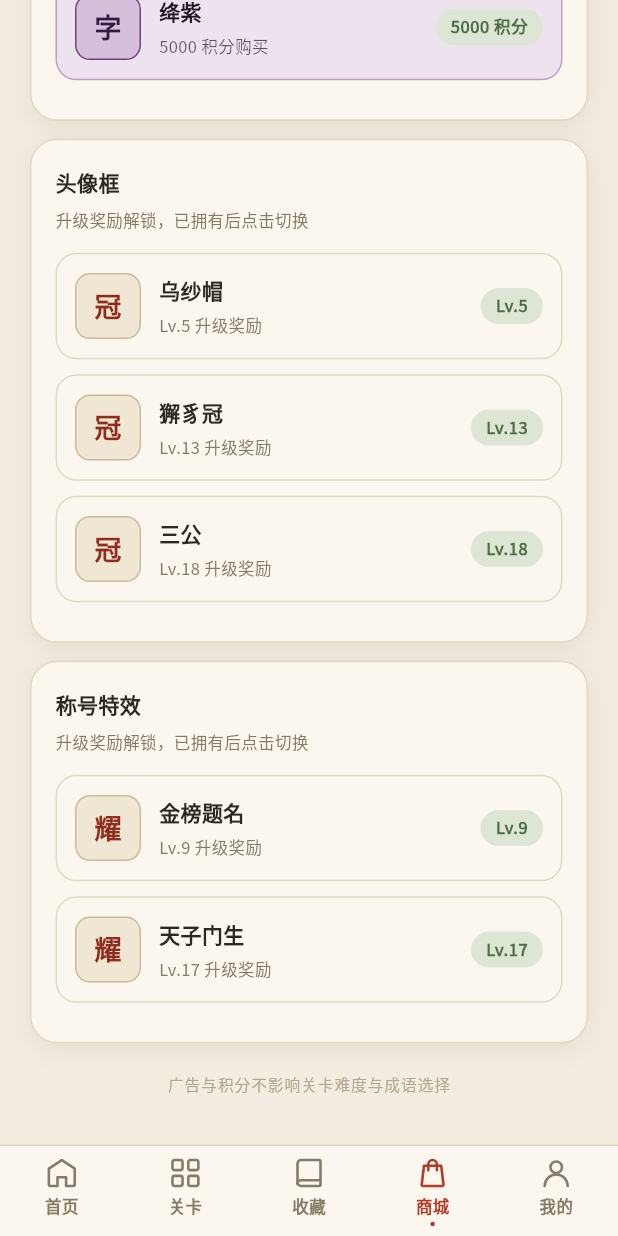
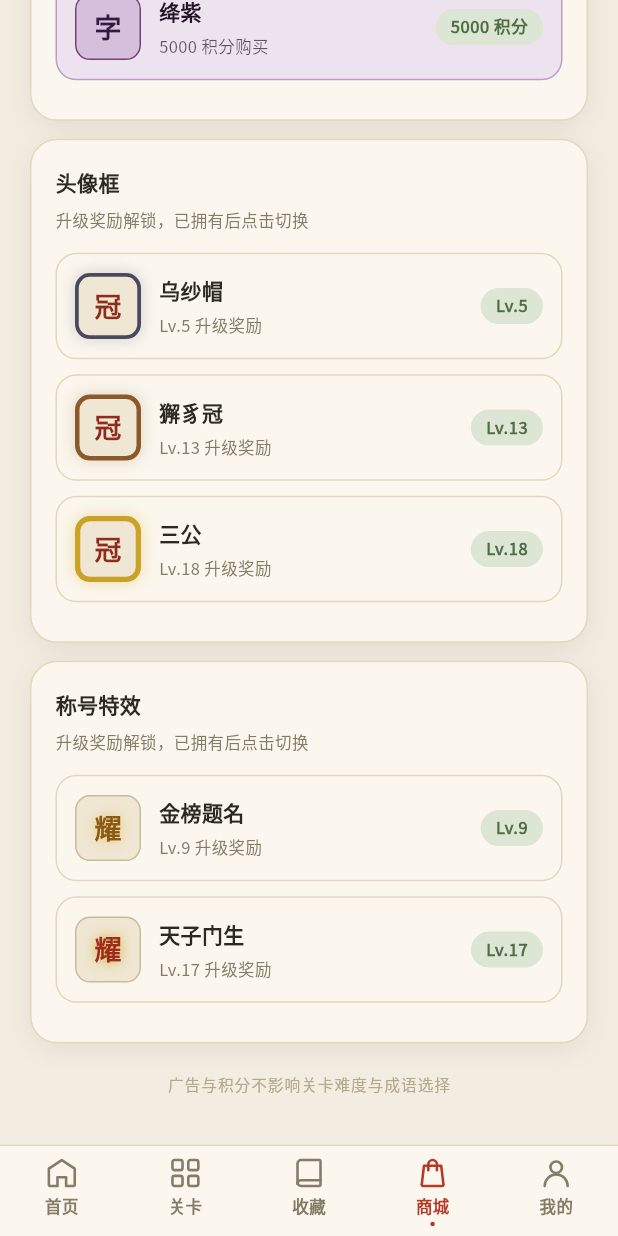
Before and after one commit to warrior2005/idiom_crossword, a Flutter app: the screen it shows after launch, item 4 of the bottom bar chosen, scrolled down 1728 dp, on a phone screen of 412 x 824 dp. Run offline on Flutter 3.47's test engine with Material 3 defaults, Android fonts, the phone set to English and light mode, and no system bars; our stand-ins replace audioplayers, drift, flutter_riverpod, flutter_svg, google_mobile_ads, logger; missing offline and left inert: app_tracking_transparency, games_services, sqlite3; accounts and stored records are empty; generated files the repository leaves out were written again; Roboto replaces fonts that are missing (Noto Serif SC); statements that could not run were skipped.

Commit message:
商城头像框与称号特效预览效果

```diff
--- a/lib/src/ui/screens/shop_screen.dart
+++ b/lib/src/ui/screens/shop_screen.dart
@@ -821,6 +821,7 @@ class _FramesCard extends StatelessWidget {
           _DecoTile(
             glyph: '冠',
             name: frame.name,
+            frameDef: frame,
             statusText: active == frame.id
                 ? '使用中'
                 : owned.contains('avatar_frame_${frame.id}')
@@ -857,6 +858,7 @@ class _EffectsCard extends StatelessWidget {
           _DecoTile(
             glyph: '耀',
             name: effect.name,
+            effectDef: effect,
             statusText: active == effect.id
                 ? '使用中'
                 : owned.contains('title_effect_${effect.id}')
@@ -904,6 +906,8 @@ class _DecoCard extends StatelessWidget {
 class _DecoTile extends StatelessWidget {
   final String glyph;
   final String name;
+  final AvatarFrameDef? frameDef;
+  final TitleEffectDef? effectDef;
   final String statusText;
   final bool isActive;
   final bool isOwned;
@@ -912,6 +916,8 @@ class _DecoTile extends StatelessWidget {
   const _DecoTile({
     required this.glyph,
     required this.name,
+    this.frameDef,
+    this.effectDef,
     required this.statusText,
     required this.isActive,
     required this.isOwned,
@@ -921,6 +927,8 @@ class _DecoTile extends StatelessWidget {
 
   @override
   Widget build(BuildContext context) {
+    final frame = frameDef;
+    final effect = effectDef;
     return GestureDetector(
       onTap: onTap,
       child: Container(
@@ -942,7 +950,19 @@ class _DecoTile extends StatelessWidget {
               decoration: BoxDecoration(
                 color: AppColors.surface2,
                 borderRadius: BorderRadius.circular(10),
-                border: Border.all(color: AppColors.borderStrong),
+                border: Border.all(
+                  color: frame?.color ?? AppColors.borderStrong,
+                  width: frame?.width ?? 1,
+                ),
+                boxShadow: frame == null
+                    ? null
+                    : [
+                        BoxShadow(
+                          color: frame.glow,
+                          blurRadius: 8,
+                          spreadRadius: 1,
+                        ),
+                      ],
               ),
               child: Center(
                 child: Text(
@@ -951,7 +971,19 @@ class _DecoTile extends StatelessWidget {
                     fontFamily: kSerif,
                     fontSize: 18,
                     fontWeight: FontWeight.w700,
-                    color: AppColors.accentDeep,
+                    color: effect?.textColor ?? AppColors.accentDeep,
+                    shadows: effect == null
+                        ? null
+                        : [
+                            Shadow(
+                              color: effect.glow.withValues(alpha: 0.75),
+                              blurRadius: 8,
+                            ),
+                            Shadow(
+                              color: effect.glow.withValues(alpha: 0.4),
+                              blurRadius: 16,
+                            ),
+                          ],
                   ),
                 ),
               ),
```
Also changed, not shown: 1 other file.
